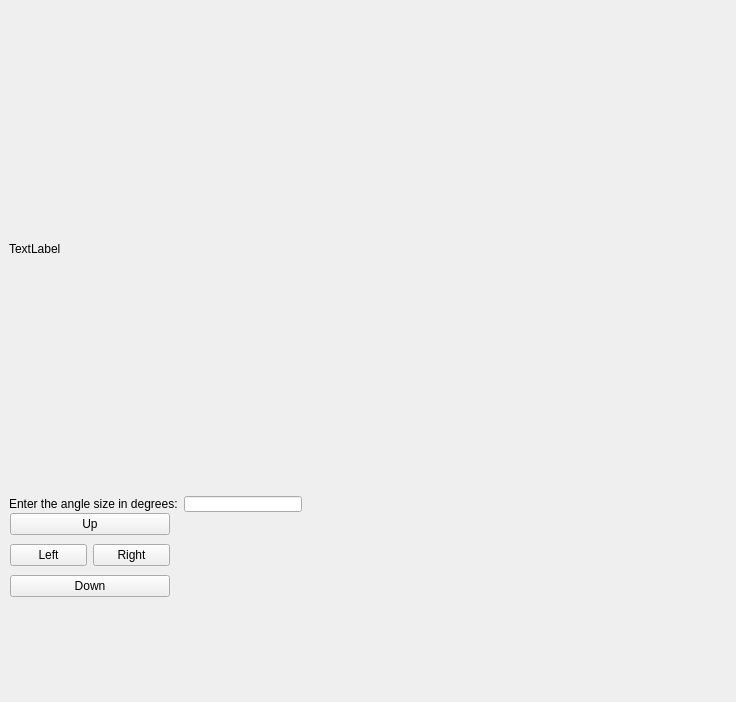
Persia39/testopencv, file testwork/manager.ui: the form before one commit.
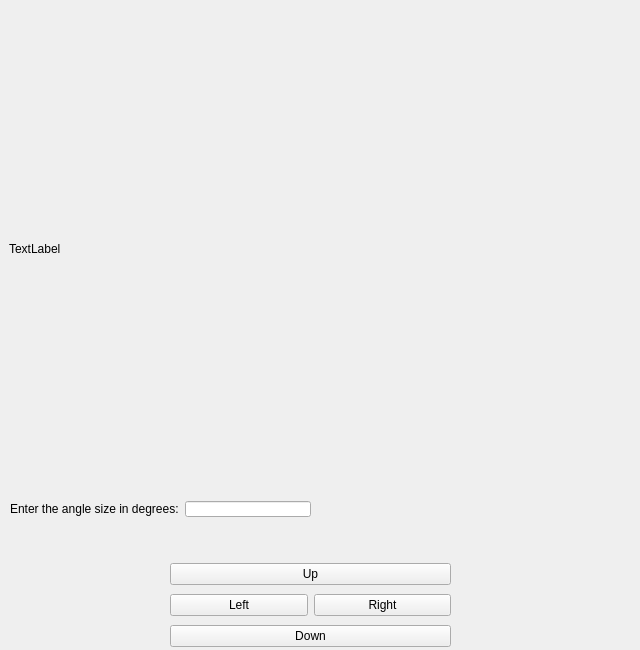
The form after the commit.

Commit message: Move camera degrees and images

Patch:
```diff
--- a/testwork/manager.ui
+++ b/testwork/manager.ui
@@ -6,10 +6,22 @@
    <rect>
     <x>0</x>
     <y>0</y>
-    <width>736</width>
-    <height>702</height>
+    <width>640</width>
+    <height>650</height>
    </rect>
   </property>
+  <property name="minimumSize">
+   <size>
+    <width>640</width>
+    <height>650</height>
+   </size>
+  </property>
+  <property name="maximumSize">
+   <size>
+    <width>640</width>
+    <height>659</height>
+   </size>
+  </property>
   <property name="windowTitle">
    <string>Form</string>
   </property>
@@ -38,57 +50,30 @@
     <string>TextLabel</string>
    </property>
   </widget>
-  <widget class="QWidget" name="horizontalLayoutWidget">
+  <widget class="QWidget" name="">
    <property name="geometry">
     <rect>
-     <x>9</x>
-     <y>495</y>
-     <width>293</width>
-     <height>18</height>
+     <x>0</x>
+     <y>500</y>
+     <width>641</width>
+     <height>61</height>
     </rect>
    </property>
-   <layout class="QHBoxLayout" name="horizontalLayout_2">
-    <item>
-     <widget class="QLabel" name="label">
-      <property name="maximumSize">
-       <size>
-        <width>16777</width>
-        <height>50</height>
-       </size>
-      </property>
-      <property name="text">
-       <string>Enter the angle size in degrees:</string>
-      </property>
-     </widget>
-    </item>
-    <item>
-     <widget class="QLineEdit" name="degree">
-      <property name="maximumSize">
-       <size>
-        <width>900</width>
-        <height>16</height>
-       </size>
-      </property>
-     </widget>
-    </item>
-   </layout>
+   <layout class="QVBoxLayout" name="verticalLayout_3"/>
   </widget>
   <widget class="QWidget" name="">
    <property name="geometry">
     <rect>
-     <x>10</x>
-     <y>510</y>
-     <width>160</width>
-     <height>93</height>
+     <x>170</x>
+     <y>560</y>
+     <width>281</width>
+     <height>91</height>
     </rect>
    </property>
    <layout class="QVBoxLayout" name="verticalLayout">
     <property name="sizeConstraint">
      <enum>QLayout::SetDefaultConstraint</enum>
     </property>
-    <item>
-     <layout class="QVBoxLayout" name="verticalLayout_3"/>
-    </item>
     <item>
      <widget class="QPushButton" name="up_button">
       <property name="text">
@@ -123,6 +108,41 @@
     </item>
    </layout>
   </widget>
+  <widget class="QWidget" name="">
+   <property name="geometry">
+    <rect>
+     <x>10</x>
+     <y>500</y>
+     <width>301</width>
+     <height>18</height>
+    </rect>
+   </property>
+   <layout class="QHBoxLayout" name="horizontalLayout_2">
+    <item>
+     <widget class="QLabel" name="label">
+      <property name="maximumSize">
+       <size>
+        <width>16777</width>
+        <height>50</height>
+       </size>
+      </property>
+      <property name="text">
+       <string>Enter the angle size in degrees:</string>
+      </property>
+     </widget>
+    </item>
+    <item>
+     <widget class="QLineEdit" name="degree">
+      <property name="maximumSize">
+       <size>
+        <width>900</width>
+        <height>16</height>
+       </size>
+      </property>
+     </widget>
+    </item>
+   </layout>
+  </widget>
  </widget>
  <resources/>
  <connections/>
```
The commit also changes 8 other files.
